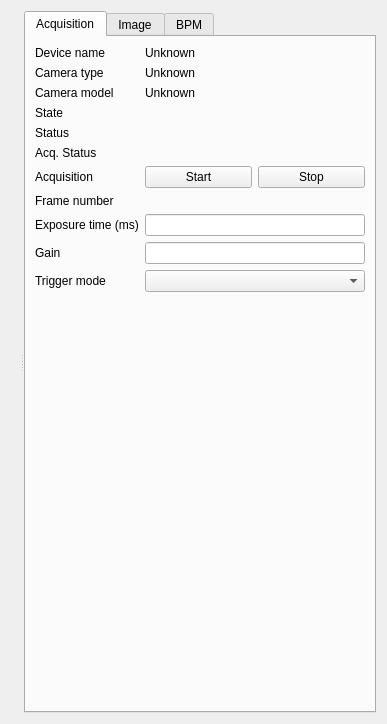
Old version of the form src/tgconf_beamviewer/panels/camera.ui in the repository MaxIV-KitsControls/app-maxiv-beamviewer.
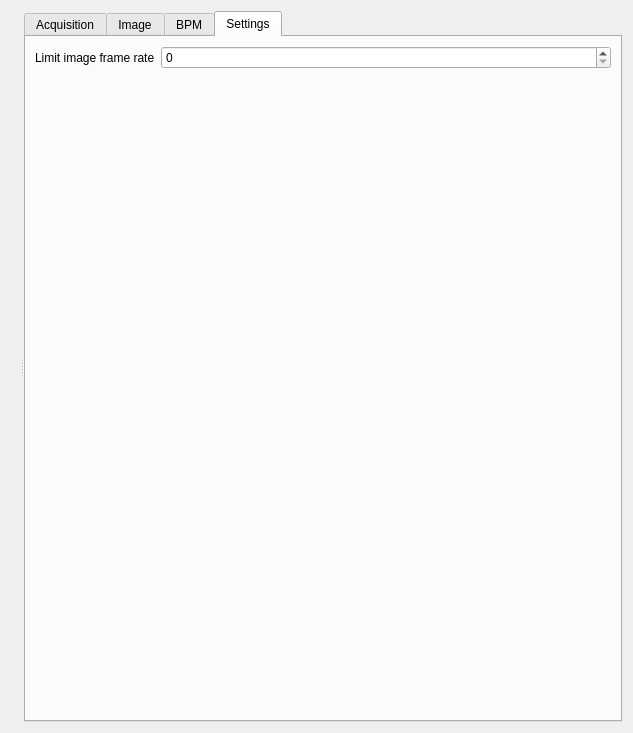
New version of the form. The open tabs and pages were chosen to show the change. Custom widgets are drawn as their Qt base class.

```diff
--- a/src/tgconf_beamviewer/panels/camera.ui
+++ b/src/tgconf_beamviewer/panels/camera.ui
@@ -6,8 +6,8 @@
    <rect>
     <x>0</x>
     <y>0</y>
-    <width>387</width>
-    <height>724</height>
+    <width>633</width>
+    <height>733</height>
    </rect>
   </property>
   <property name="windowTitle">
@@ -453,6 +453,23 @@
         </item>
        </layout>
       </widget>
+      <widget class="QWidget" name="Settings">
+       <attribute name="title">
+        <string>Settings</string>
+       </attribute>
+       <layout class="QFormLayout" name="formLayout_4">
+        <item row="0" column="0">
+         <widget class="QLabel" name="label_21">
+          <property name="text">
+           <string>Limit image frame rate</string>
+          </property>
+         </widget>
+        </item>
+        <item row="0" column="1">
+         <widget class="QSpinBox" name="max_framerate_spinbox"/>
+        </item>
+       </layout>
+      </widget>
      </widget>
     </widget>
    </item>
```
